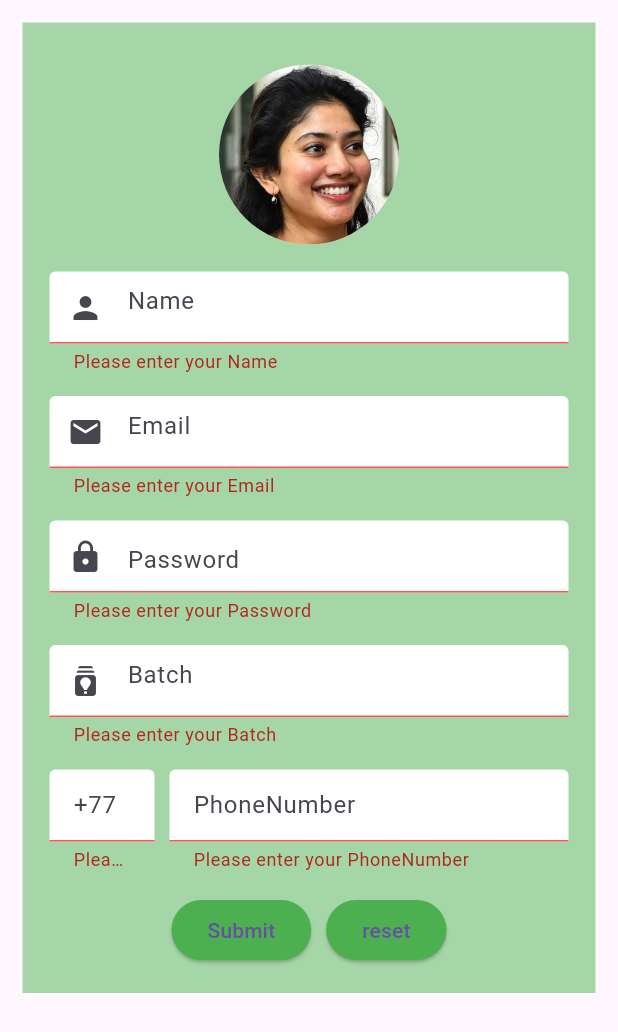
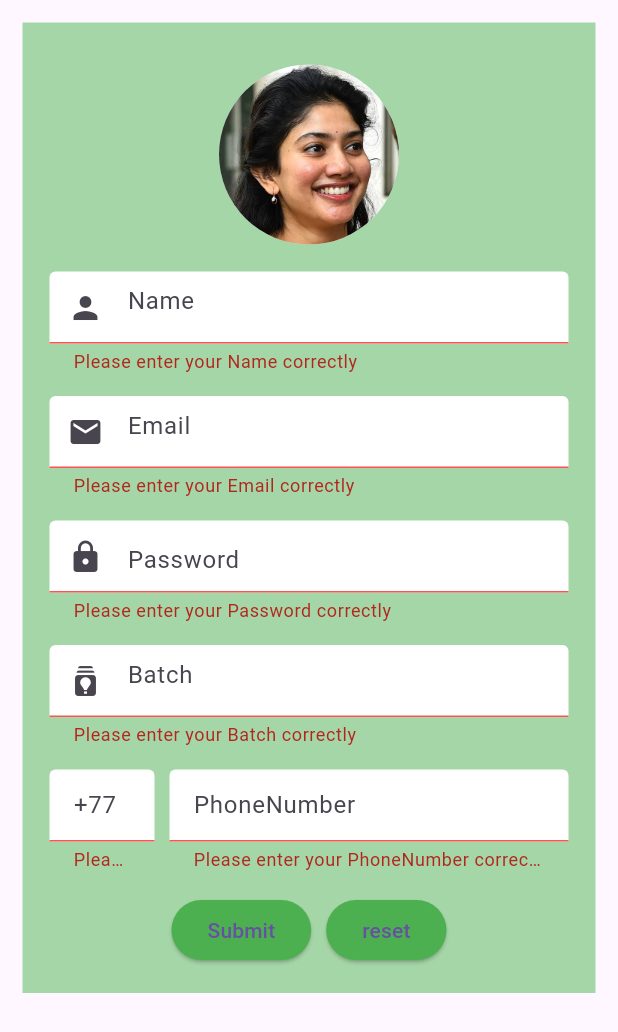
Before and after one commit to PrincyPrinc/Formdesign, a Flutter app: the screen it shows after launch, after a tap on "Submit", on a phone screen of 412 x 824 dp. Shown: the top 1032 px of the screen. Run offline on Flutter 3.47's test engine with Material 3 defaults, Android fonts, the phone set to English and light mode, and no system bars.

Commit message:
Update myhomepage.dart

```diff
--- a/lib/myhomepage.dart
+++ b/lib/myhomepage.dart
@@ -55,24 +55,28 @@ class _MyformState extends State<Myform> {
                         icon: const Icon(Icons.person),
                         isPasswordField: false,
                         focusNode: myFocusNode,
+                        regex: RegExp(r'^[a-z A-z]+$'),
                       ),
                       CustomField(
                         controller: _emailController,
                         hint: reusableStrings[1],
                         icon: const Icon(Icons.email),
                         isPasswordField: false,
+                        regex: RegExp(r'^[\w-\.]+@([\w-]+\.)+[\w]{2,4}'),
                       ),
                       CustomField(
                         controller: _passwordController,
                         hint: reusableStrings[2],
                         icon: const Icon(Icons.lock),
                         isPasswordField: true,
+                        //  regex: RegExp(r'^[\w-]+(\.[\w-]+)*@[\w-]+(\.[\w-]+)+$'),
                       ),
                       CustomField(
                         controller: _batchController,
                         hint: reusableStrings[3],
                         icon: const Icon(Icons.batch_prediction),
                         isPasswordField: false,
+                        // regex: RegExp(r'^[\w-]+(\.[\w-]+)*@[\w-]+(\.[\w-]+)+$'),
                       ),
                       Row(
                         children: [
@@ -82,6 +86,7 @@ class _MyformState extends State<Myform> {
                                 hint: '+77',
                                 controller: _phoneController,
                                 isPasswordField: false,
+                                regex: RegExp(r'\+94$'),
                               )),
                           const SizedBox(
                             width: 10.0,
@@ -91,6 +96,7 @@ class _MyformState extends State<Myform> {
                               hint: reusableStrings[4],
                               controller: _numberController,
                               isPasswordField: false,
+                              regex: RegExp(r'^[0-9]{9}$'),
                             ),
                           )
                         ],
@@ -107,10 +113,10 @@ class _MyformState extends State<Myform> {
                               if (_formKey.currentState!.validate()) {
                                 // If the form is valid, proceed
                                 // You can process the form data here
-                               // String name = _nameController.text;
-                               // String email = _emailController.text;
-                               // String password = _passwordController.text;
-                               // String batch = _batchController.text;
+                                ///String name = _nameController.text;
+                                //String email = _emailController.text;
+                                //String password = _passwordController.text;
+                                //String batch = _batchController.text;
                                 // For demonstration, print the data
                                 //print('$name');
                                 //print('$email');
@@ -138,7 +144,12 @@ class _MyformState extends State<Myform> {
                                       MaterialStateProperty.all<Color>(
                                           Colors.green)),
                               onPressed: () {
-                                _formKey.currentState?.reset();
+                                _nameController.text = '';
+                                _emailController.text = '';
+                                _passwordController.text = '';
+                                _batchController.text = '';
+                                _passwordController.text = '';
+                                _numberController.text = '';
                                 myFocusNode.requestFocus();
                               },
                               child: const Text('reset'))
@@ -157,19 +168,22 @@ class _MyformState extends State<Myform> {
 }
 
 class CustomField extends StatefulWidget {
-  CustomField(
-      {super.key,
-      required this.hint,
-      this.icon,
-      required this.controller,
-      required this.isPasswordField,
-      this.focusNode});
+  CustomField({
+    super.key,
+    required this.hint,
+    this.icon,
+    required this.controller,
+    required this.isPasswordField,
+    this.focusNode,
+    this.regex,
+  });
 
   final String hint;
   final Icon? icon;
   final TextEditingController controller;
   bool isPasswordField = true;
   late FocusNode? focusNode;
+  final RegExp? regex;
 
   @override
   State<CustomField> createState() => _CustomFieldState();
@@ -242,8 +256,9 @@ class _CustomFieldState extends State<CustomField> {
                       borderSide: BorderSide(color: Colors.redAccent)),
                   errorText: errorTextValue.isEmpty ? null : errorTextValue),
               validator: (value) {
-                if (value!.isEmpty) {
-                  return 'Please enter your ${widget.hint}';
+                if (value!.isEmpty ||
+                    widget.regex != null && !widget.regex!.hasMatch(value!)) {
+                  return 'Please enter your ${widget.hint} correctly';
                 }
                 return null;
               },
```
